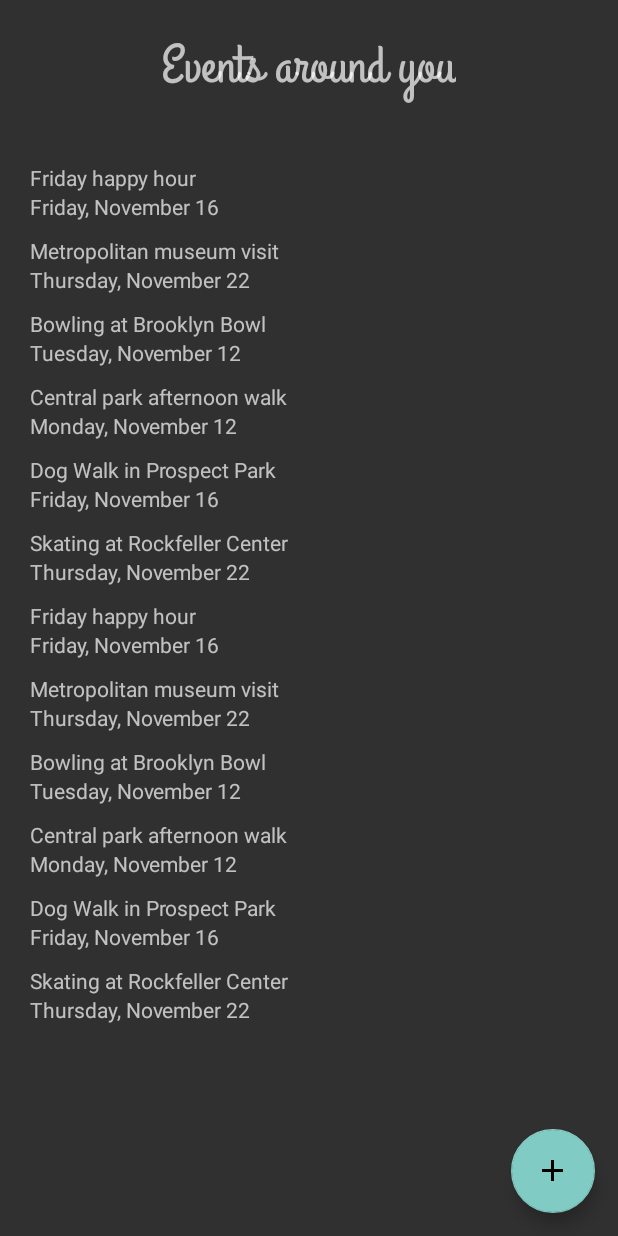
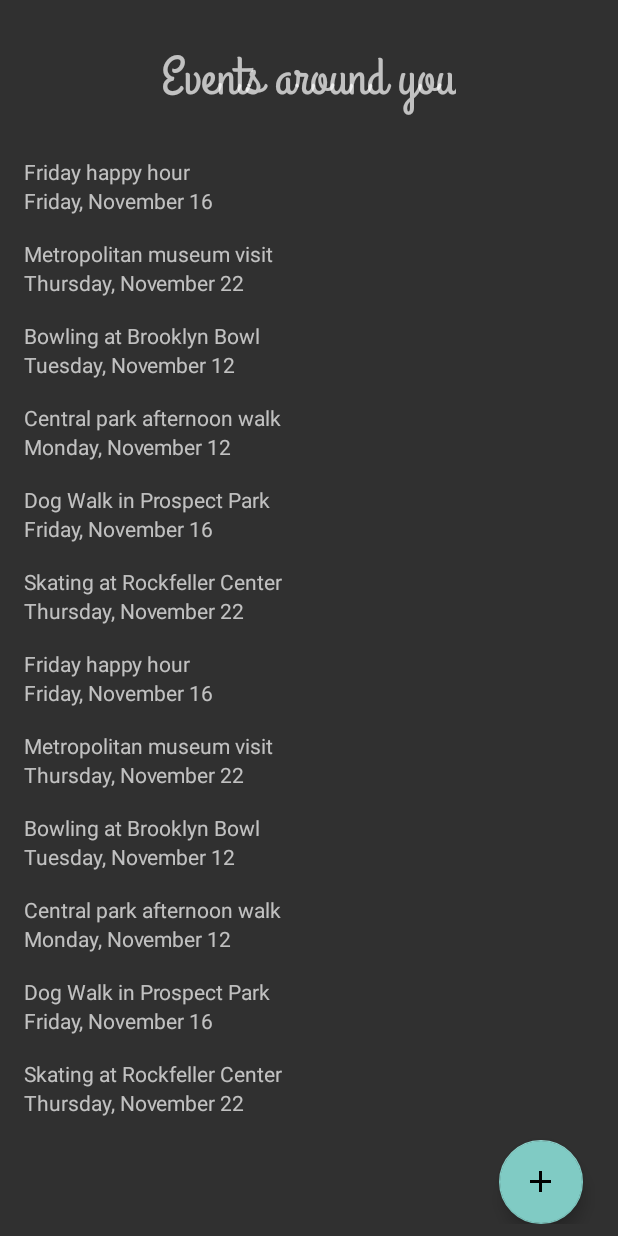
Before and after one commit to KatsiarynaMashokha/NeverLonely, an Android app: the screen it shows after launch (MainActivity before the commit, EventListActivity after it), after a tap on "FACEBOOK LOGIN", on a phone screen of 412 x 824 dp. Run offline under Robolectric (Android 15) with nearby library versions, the phone set to English and light mode, and no system bars; our stand-ins replace ButterKnife.

Commit message:
refactor with fragments

```diff
--- a/app/src/main/java/com/epicodus/neverlonely/Event.java
+++ b/app/src/main/java/com/epicodus/neverlonely/Event.java
@@ -1,6 +1,7 @@
 package com.epicodus.neverlonely;
 
 import java.io.Serializable;
+import java.util.UUID;
 
 /**
  * Created by katsiarynamashokha on 10/13/17.
@@ -14,11 +15,15 @@ public class Event implements Serializable {
     private String mLocation;
     private int mMaxNumberOfAttendees;
     private String mOrganizer;
+    private UUID mId;
     private int mCurrentNumOfAttendees = 0;
+
 
     public Event(String title, String date) {
         mTitle = title;
         mDate = date;
+        mId = UUID.randomUUID();
+
     }
 
     public Event(String title, String description, String date, String time, String location, int maxNumberOfAttendees, String organizer) {
@@ -29,6 +34,7 @@ public class Event implements Serializable {
         mLocation = location;
         mMaxNumberOfAttendees = maxNumberOfAttendees;
         mOrganizer = organizer;
+        mId = UUID.randomUUID();
     }
 
     // Getters
@@ -62,6 +68,10 @@ public class Event implements Serializable {
 
     public int getCurrentNumOfAttendees() {
         return mCurrentNumOfAttendees;
+    }
+
+    public UUID getId() {
+        return mId;
     }
 
     // Setters
--- /dev/null
+++ b/app/src/main/java/com/epicodus/neverlonely/EventListActivity.java
@@ -0,0 +1,14 @@
+package com.epicodus.neverlonely;
+
+import android.support.v4.app.Fragment;
+
+/**
+ * Created by katsiarynamashokha on 10/21/17.
+ */
+
+public class EventListActivity extends SingleFragmentActivity {
+    @Override
+    protected Fragment createFragment() {
+        return new EventListFragment();
+    }
+}
--- /dev/null
+++ b/app/src/main/java/com/epicodus/neverlonely/EventListFragment.java
@@ -0,0 +1,107 @@
+package com.epicodus.neverlonely;
+
+import android.content.Intent;
+import android.graphics.Typeface;
+import android.os.Bundle;
+import android.support.design.widget.FloatingActionButton;
+import android.support.v4.app.Fragment;
+import android.support.v7.widget.LinearLayoutManager;
+import android.support.v7.widget.RecyclerView;
+import android.view.LayoutInflater;
+import android.view.View;
+import android.view.ViewGroup;
+import android.widget.TextView;
+
+import java.util.List;
+
+/**
+ * Created by katsiarynamashokha on 10/21/17.
+ */
+
+public class EventListFragment extends Fragment {
+    private RecyclerView mEventRecyclerView;
+    private EventAdapter mAdapter;
+
+    @Override
+    public View onCreateView(LayoutInflater inflater, ViewGroup container, Bundle savedInstanceState) {
+        View view = inflater.inflate(R.layout.fragment_event_list, container, false);
+        mEventRecyclerView = view.findViewById(R.id.event_recycler_view);
+        mEventRecyclerView.setLayoutManager(new LinearLayoutManager(getActivity()));
+        TextView mHeaderTextView = view.findViewById(R.id.events_around_text_view);
+        Typeface grandHotelFont =  Typeface.createFromAsset(getActivity().getAssets(), "fonts/grandhotel.ttf");
+        mHeaderTextView.setTypeface(grandHotelFont);
+        FloatingActionButton mAddFab = view.findViewById(R.id.add_fab);
+        mAddFab.setOnClickListener(new View.OnClickListener() {
+            @Override
+            public void onClick(View v) {
+                Intent intent = new Intent(getActivity(), NewEventActivity.class);
+                startActivity(intent);
+            }
+        });
+        updateUI();
+        return view;
+    }
+
+    private void updateUI() {
+        EventsCart eventsCart = EventsCart.get(getActivity());
+        List<Event> events = eventsCart.getEvents();
+
+        mAdapter = new EventAdapter(events);
+        mEventRecyclerView.setAdapter(mAdapter);
+    }
+
+    private class EventHolder extends RecyclerView.ViewHolder implements View.OnClickListener{
+        private Event mEvent;
+        private TextView mTitleTextView;
+        private TextView mDateTextView;
+
+        public EventHolder(LayoutInflater inflater, ViewGroup parent) {
+            super(inflater.inflate(R.layout.list_item_event, parent, false));
+
+
+            mTitleTextView = itemView.findViewById(R.id.title_text_view);
+            mDateTextView = itemView.findViewById(R.id.date_text_view);
+
+            itemView.setOnClickListener(this);
+        }
+
+        @Override
+        public void onClick(View v) {
+            if (v == itemView) {
+                Intent intent = EventActivity.newIntent(getActivity(), mEvent.getId());
+                startActivity(intent);
+            }
+        }
+
+        public void bind(Event event) {
+            mEvent = event;
+            mTitleTextView.setText(event.getTitle());
+            mDateTextView.setText(event.getDate());
+        }
+    }
+
+    private class EventAdapter extends RecyclerView.Adapter<EventHolder> {
+        private List<Event> mEvents;
+
+        public EventAdapter(List<Event> events) {
+            mEvents = events;
+        }
+
+        @Override
+        public EventHolder onCreateViewHolder(ViewGroup parent, int viewType) {
+            LayoutInflater layoutInflater = LayoutInflater.from(getActivity());
+            return new EventHolder(layoutInflater, parent);
+        }
+
+        @Override
+        public void onBindViewHolder(EventHolder holder, int position) {
+            Event event = mEvents.get(position);
+            holder.bind(event);
+        }
+
+        @Override
+        public int getItemCount() {
+            return mEvents.size();
+        }
+    }
+}
--- a/app/src/main/java/com/epicodus/neverlonely/EventsArrayAdapter.java
+++ /dev/null
@@ -1,35 +0,0 @@
-package com.epicodus.neverlonely;
-import android.content.Context;
-import android.view.LayoutInflater;
-import android.view.View;
-import android.view.ViewGroup;
-import android.widget.ArrayAdapter;
-import android.widget.TextView;
-
-import java.util.ArrayList;
-
-/**
- * Created by katsiarynamashokha on 10/13/17.
- */
-
-public class EventsArrayAdapter extends ArrayAdapter<Event> {
-
-    public EventsArrayAdapter(Context context, ArrayList<Event> events) {
-        super(context, 0, events);
-    }
-
-    @Override
-    public View getView(int position, View convertView, ViewGroup parent) {
-        Event event = getItem(position);
-        if (convertView == null) {
-            convertView = LayoutInflater.from(getContext()).inflate(R.layout.event_for_list_view, parent, false);
-        }
-
-        TextView titleTextView = convertView.findViewById(R.id.title_text_view);
-        TextView dateTextView = convertView.findViewById(R.id.date_text_view);
-
-        titleTextView.setText(event.getTitle());
-        dateTextView.setText(event.getDate());
-        return convertView;
-    }
-}
--- /dev/null
+++ b/app/src/main/java/com/epicodus/neverlonely/EventsCart.java
@@ -0,0 +1,58 @@
+package com.epicodus.neverlonely;
+
+import android.content.Context;
+
+import java.util.ArrayList;
+import java.util.List;
+import java.util.UUID;
+
+/**
+ * Created by katsiarynamashokha on 10/21/17.
+ */
+
+public class EventsCart {
+    private static EventsCart sEventsCart;
+    private List<Event> mEvents;
+
+    public static EventsCart get(Context context) {
+        if(sEventsCart == null) {
+            sEventsCart = new EventsCart(context);
+        }
+        return sEventsCart;
+    }
+
+    private EventsCart(Context context) {
+        mEvents = new ArrayList<>();
+        mEvents.add(new Event("Friday happy hour", "Want to go for a happy hour to some bar in Greenwich Village",
+                "Friday, November 16", "5:45pm", "Greenwich Village", 5, "Andy Lee"));
+        mEvents.add(new Event("Metropolitan museum visit", "There is a new exposition going on in a Brooklym museum. " +
+                "Would love to visit it",  "Thursday, November 22", "11:30am", "Brooklyn Museum", 3, "Kim Brown"));
+        mEvents.add(new Event("Bowling at Brooklyn Bowl", "Tuesday, November 12"));
+        mEvents.add(new Event("Central park afternoon walk", "Monday, November 12"));
+        mEvents.add(new Event("Dog Walk in Prospect Park", "Friday, November 16"));
+        mEvents.add(new Event("Skating at Rockfeller Center", "Thursday, November 22"));
+        mEvents.add(new Event("Friday happy hour", "Friday, November 16"));
+        mEvents.add(new Event("Metropolitan museum visit", "Thursday, November 22"));
+        mEvents.add(new Event("Bowling at Brooklyn Bowl", "Tuesday, November 12"));
+        mEvents.add(new Event("Central park afternoon walk", "Monday, November 12"));
+        mEvents.add(new Event("Dog Walk in Prospect Park", "Friday, November 16"));
+        mEvents.add(new Event("Skating at Rockfeller Center", "Thursday, November 22"));
+    }
+
+    public List<Event> getEvents() {
+        return mEvents;
+    }
+
+    public Event getEvent(UUID id) {
+        for(Event event : mEvents) {
+            if(event.getId().equals(id)) {
+                return event;
+            }
+        }
+        return null;
+    }
+
+    public void addNewEvent(Event event) {
+        mEvents.add(event);
+    }
+}
--- a/app/src/main/java/com/epicodus/neverlonely/LoginActivity.java
+++ b/app/src/main/java/com/epicodus/neverlonely/LoginActivity.java
@@ -32,7 +32,7 @@ public class LoginActivity extends AppCompatActivity implements View.OnClickList
 
     @Override
     public void onClick(View v) {
-        Intent mainIntent = new Intent(LoginActivity.this, MainActivity.class);
+        Intent mainIntent = new Intent(LoginActivity.this, EventListActivity.class);
         startActivity(mainIntent);
     }
 }
--- a/app/src/main/java/com/epicodus/neverlonely/MainActivity.java
+++ /dev/null
@@ -1,99 +0,0 @@
-package com.epicodus.neverlonely;
-
-import android.content.Intent;
-import android.graphics.Typeface;
-import android.os.Bundle;
-import android.support.design.widget.FloatingActionButton;
-import android.support.v7.app.AppCompatActivity;
-import android.util.Log;
-import android.view.View;
-import android.widget.AdapterView;
-import android.widget.ListView;
-import android.widget.TextView;
-
-import java.util.ArrayList;
-
-import butterknife.Bind;
-import butterknife.ButterKnife;
-
-
-public class MainActivity extends AppCompatActivity{
-    @Bind(R.id.events_list_view) ListView mEventsListView;
-    @Bind(R.id.events_around_text_view) TextView mEventsAroundTextView;
-    @Bind(R.id.add_fab) FloatingActionButton mAddFabButton;
-    public static ArrayList<Event> events = new ArrayList<>();
-    private static final String EVENT_KEY = "EVENT";
-    EventsArrayAdapter adapter;
-
-    @Override
-    protected void onCreate(Bundle savedInstanceState) {
-        super.onCreate(savedInstanceState);
-        setContentView(R.layout.activity_main);
-        ButterKnife.bind(this);
-        if (events.isEmpty()) {
-            loadSavedData();
-        }
-
-        Typeface grandHotelFont = Typeface.createFromAsset(getAssets(), "fonts/grandhotel.ttf");
-        mEventsAroundTextView.setTypeface(grandHotelFont);
-
-        adapter = new EventsArrayAdapter(this, events);
-        mEventsListView.setAdapter(adapter);
-        mEventsListView.setOnItemClickListener(new AdapterView.OnItemClickListener() {
-            @Override
-            public void onItemClick(AdapterView<?> parent, View view, int position, long id) {
-                Event clickedEvent = (Event) mEventsListView.getItemAtPosition(position);
-                Bundle bundle = new Bundle();
-                bundle.putSerializable(EVENT_KEY, clickedEvent);
-                Intent detailsIntent = new Intent(MainActivity.this, DetailsActivity.class);
-                detailsIntent.putExtras(bundle);
-                startActivity(detailsIntent);
-            }
-        });
-
-        mAddFabButton.setOnClickListener(new View.OnClickListener() {
-            @Override
-            public void onClick(View v) {
-                Intent newEventIntent = new Intent(MainActivity.this, NewEventActivity.class);
-                startActivity(newEventIntent);
-            }
-        });
-    }
-
-    @Override
-    protected void onStart() {
-        super.onStart();
-        Log.v("KATE", "onStart");
-    }
-
-    @Override
-    protected void onStop() {
-        super.onStop();
-        Log.v("KATE", "onStop");
-
-    }
-
-    @Override
-    protected void onResume() {
-        super.onResume();
-        Log.v("KATE", "onResume");
-        adapter.notifyDataSetChanged();
-    }
-
-    private void loadSavedData() {
-        events.add(new Event("Friday happy hour", "Want to go for a happy hour to some bar in Greenwich Village",
-                "Friday, November 16", "5:45pm", "Greenwich Village", 5, "Andy Lee"));
-        events.add(new Event("Metropolitan museum visit", "There is a new exposition going on in a Brooklym museum. " +
-                "Would love to visit it",  "Thursday, November 22", "11:30am", "Brooklyn Museum", 3, "Kim Brown"));
-        events.add(new Event("Bowling at Brooklyn Bowl", "Tuesday, November 12"));
-        events.add(new Event("Central park afternoon walk", "Monday, November 12"));
-        events.add(new Event("Dog Walk in Prospect Park", "Friday, November 16"));
-        events.add(new Event("Skating at Rockfeller Center", "Thursday, November 22"));
-        events.add(new Event("Friday happy hour", "Friday, November 16"));
-        events.add(new Event("Metropolitan museum visit", "Thursday, November 22"));
-        events.add(new Event("Bowling at Brooklyn Bowl", "Tuesday, November 12"));
-        events.add(new Event("Central park afternoon walk", "Monday, November 12"));
-        events.add(new Event("Dog Walk in Prospect Park", "Friday, November 16"));
-        events.add(new Event("Skating at Rockfeller Center", "Thursday, November 22"));
-    }
-}
--- a/app/src/main/java/com/epicodus/neverlonely/NewEventActivity.java
+++ b/app/src/main/java/com/epicodus/neverlonely/NewEventActivity.java
@@ -9,8 +9,6 @@ import android.widget.EditText;
 
 import butterknife.Bind;
 import butterknife.ButterKnife;
-
-import static com.epicodus.neverlonely.MainActivity.events;
 
 public class NewEventActivity extends AppCompatActivity implements View.OnClickListener {
     @Bind(R.id.save_button) Button mSaveButton;
@@ -46,6 +44,6 @@ public class NewEventActivity extends AppCompatActivity implements View.OnClickL
         int attendees = Integer.parseInt(mMaxAttendeesEditText.getText().toString());
         mMaxAttendeesEditText.getText().clear();
         Event newEvent =  new Event(title, description, date, time, location, attendees, "null");
-        events.add(newEvent);
+        //EventsCart.add(newEvent);
     }
 }
--- /dev/null
+++ b/app/src/main/java/com/epicodus/neverlonely/SingleFragmentActivity.java
@@ -0,0 +1,30 @@
+package com.epicodus.neverlonely;
+
+import android.os.Bundle;
+import android.support.v4.app.Fragment;
+import android.support.v4.app.FragmentManager;
+import android.support.v7.app.AppCompatActivity;
+
+/**
+ * Created by katsiarynamashokha on 10/21/17.
+ */
+
+public abstract class SingleFragmentActivity extends AppCompatActivity {
+    protected abstract Fragment createFragment();
+
+    @Override
+    protected void onCreate(Bundle savedInstanceState) {
+        super.onCreate(savedInstanceState);
+        setContentView(R.layout.activity_fragment);
+
+        FragmentManager fm = getSupportFragmentManager();
+        Fragment fragment = fm.findFragmentById(R.id.fragment_container);
+        if(fragment == null) {
+            fragment = createFragment();
+            fm.beginTransaction()
+                    .add(R.id.fragment_container, fragment)
+                    .commit();
+        }
+    }
+
+}
--- /dev/null
+++ b/app/src/main/res/layout/activity_fragment.xml
@@ -0,0 +1,8 @@
+<?xml version="1.0" encoding="utf-8"?>
+<FrameLayout
+    xmlns:android="http://schemas.android.com/apk/res/android"
+    android:id="@+id/fragment_container"
+    android:layout_width="match_parent"
+    android:layout_height="match_parent">
+
+</FrameLayout>
--- a/app/src/main/res/layout/activity_main.xml
+++ /dev/null
@@ -1,38 +0,0 @@
-<?xml version="1.0" encoding="utf-8"?>
-<RelativeLayout
-    xmlns:app="http://schemas.android.com/apk/res-auto"
-    xmlns:android="http://schemas.android.com/apk/res/android"
-    xmlns:tools="http://schemas.android.com/tools"
-    android:layout_width="match_parent"
-    android:layout_height="match_parent"
-    tools:context="com.epicodus.neverlonely.MainActivity">
-
-    <TextView
-        android:textSize="35sp"
-        android:id="@+id/events_around_text_view"
-        android:layout_width="wrap_content"
-        android:layout_height="wrap_content"
-        android:layout_centerHorizontal="true"
-        android:layout_margin="20sp"
-        android:text="@string/events_around_you"/>
-
-    <ListView
-        android:id="@+id/events_list_view"
-        android:layout_width="match_parent"
-        android:layout_height="wrap_content"
-        android:layout_below="@id/events_around_text_view"
-        android:layout_margin="20sp"
-        android:divider="@android:color/transparent"
-        android:dividerHeight="10.0sp"/>
-
-
-    <android.support.design.widget.FloatingActionButton
-        android:id="@+id/add_fab"
-        android:layout_width="wrap_content"
-        android:layout_height="wrap_content"
-        android:src="@drawable/ic_add_black_24dp"
-        android:layout_alignParentRight="true"
-        android:layout_alignParentBottom="true"
-        android:layout_margin="15dp"/>
-
-</RelativeLayout>
--- a/app/src/main/res/layout/event_for_list_view.xml
+++ /dev/null
@@ -1,18 +0,0 @@
-<?xml version="1.0" encoding="utf-8"?>
-<LinearLayout
-    xmlns:android="http://schemas.android.com/apk/res/android"
-    android:layout_width="match_parent"
-    android:layout_height="match_parent"
-    android:orientation="vertical">
-
-    <TextView
-        android:id="@+id/title_text_view"
-        android:layout_width="wrap_content"
-        android:layout_height="wrap_content"/>
-
-    <TextView
-        android:id="@+id/date_text_view"
-        android:layout_width="wrap_content"
-        android:layout_height="wrap_content"/>
-
-</LinearLayout>
--- a/app/src/main/res/layout/activity_details.xml
+++ b/app/src/main/res/layout/fragment_details.xml
@@ -3,8 +3,7 @@
     xmlns:android="http://schemas.android.com/apk/res/android"
     xmlns:tools="http://schemas.android.com/tools"
     android:layout_width="match_parent"
-    android:layout_height="match_parent"
-    tools:context="com.epicodus.neverlonely.DetailsActivity">
+    android:layout_height="match_parent">
 
     <TextView
         android:id="@+id/details_title_text_view"
@@ -40,7 +39,7 @@
         android:id="@+id/date_linear_layout"
         android:layout_width="match_parent"
         android:layout_height="wrap_content"
-        android:layout_below="@id/details_description_text_view"
+        android:layout_below="@+id/details_description_text_view"
         android:layout_margin="15dp"
         android:orientation="horizontal">
 
--- /dev/null
+++ b/app/src/main/res/layout/fragment_event_list.xml
@@ -0,0 +1,42 @@
+<?xml version="1.0" encoding="utf-8"?>
+
+<android.support.design.widget.CoordinatorLayout
+    xmlns:android="http://schemas.android.com/apk/res/android"
+    xmlns:tools="http://schemas.android.com/tools"
+    android:layout_width="match_parent"
+    android:layout_height="match_parent"
+    tools:context="com.epicodus.neverlonely.EventListActivity">
+
+    <RelativeLayout
+        android:layout_width="match_parent"
+        android:layout_height="wrap_content"
+        android:layout_margin="8dp">
+
+        <TextView
+            android:id="@+id/events_around_text_view"
+            android:layout_width="wrap_content"
+            android:layout_height="wrap_content"
+            android:layout_centerHorizontal="true"
+            android:layout_margin="20sp"
+            android:text="@string/events_around_you"
+            android:textSize="35sp"/>
+
+        <android.support.v7.widget.RecyclerView
+            android:id="@+id/event_recycler_view"
+            android:layout_width="match_parent"
+            android:layout_height="match_parent"
+            android:layout_below="@+id/events_around_text_view">
+        </android.support.v7.widget.RecyclerView>
+
+
+        <android.support.design.widget.FloatingActionButton
+            android:id="@+id/add_fab"
+            android:layout_width="wrap_content"
+            android:layout_height="wrap_content"
+            android:layout_alignParentBottom="true"
+            android:layout_alignParentRight="true"
+            android:layout_margin="15dp"
+            android:src="@drawable/ic_add_black_24dp"/>
+
+    </RelativeLayout>
+</android.support.design.widget.CoordinatorLayout>
--- /dev/null
+++ b/app/src/main/res/layout/list_item_event.xml
@@ -0,0 +1,21 @@
+<?xml version="1.0" encoding="utf-8"?>
+<LinearLayout
+    xmlns:android="http://schemas.android.com/apk/res/android"
+    android:layout_width="match_parent"
+    android:layout_height="wrap_content"
+    android:orientation="vertical"
+    android:padding="8dp">
+
+    <TextView
+        android:id="@+id/title_text_view"
+        android:layout_width="match_parent"
+        android:layout_height="wrap_content"
+        android:text="Event title"/>
+
+    <TextView
+        android:id="@+id/date_text_view"
+        android:layout_width="match_parent"
+        android:layout_height="wrap_content"
+        android:text="Event Date"/>
+
+</LinearLayout>
```
Also changed, not shown: app/src/main/AndroidManifest.xml (+3 -9 lines), app/src/main/java/com/epicodus/neverlonely/DetailsActivity.java (deleted, +0 -57 lines), app/src/main/java/com/epicodus/neverlonely/EventActivity.java (added, +22 -0 lines), app/src/main/java/com/epicodus/neverlonely/EventFragment.java (added, +60 -0 lines).
